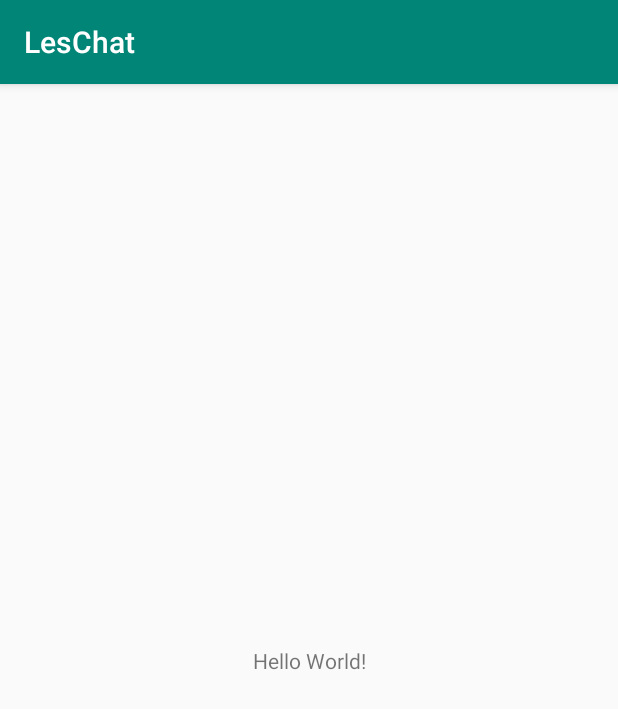
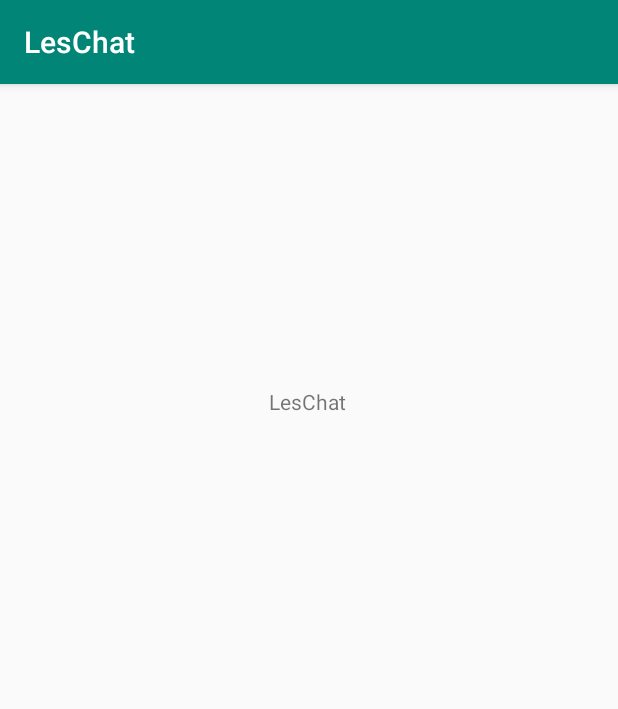
Before and after one commit to Elementonium/LesChat, an Android app: the screen it shows after launch (MainActivity), on a phone screen of 412 x 824 dp. Shown: the top 709 px of the screen. Run offline under Robolectric (Android 15) with nearby library versions, the phone set to English and light mode, and no system bars.

Commit message:
first edit

```diff
--- a/app/src/main/res/layout/activity_main.xml
+++ b/app/src/main/res/layout/activity_main.xml
@@ -9,11 +9,12 @@
 
     <TextView
             android:layout_width="wrap_content"
-            android:layout_height="wrap_content"
-            android:text="Hello World!"
+            android:layout_height="364dp"
+            android:text="LesChat"
             app:layout_constraintBottom_toBottomOf="parent"
             app:layout_constraintLeft_toLeftOf="parent"
             app:layout_constraintRight_toRightOf="parent"
-            app:layout_constraintTop_toTopOf="parent"/>
+            android:layout_marginBottom="8dp" app:layout_constraintHorizontal_bias="0.498"
+            android:layout_marginTop="8dp" app:layout_constraintTop_toTopOf="parent"/>
 
 </android.support.constraint.ConstraintLayout>
```
